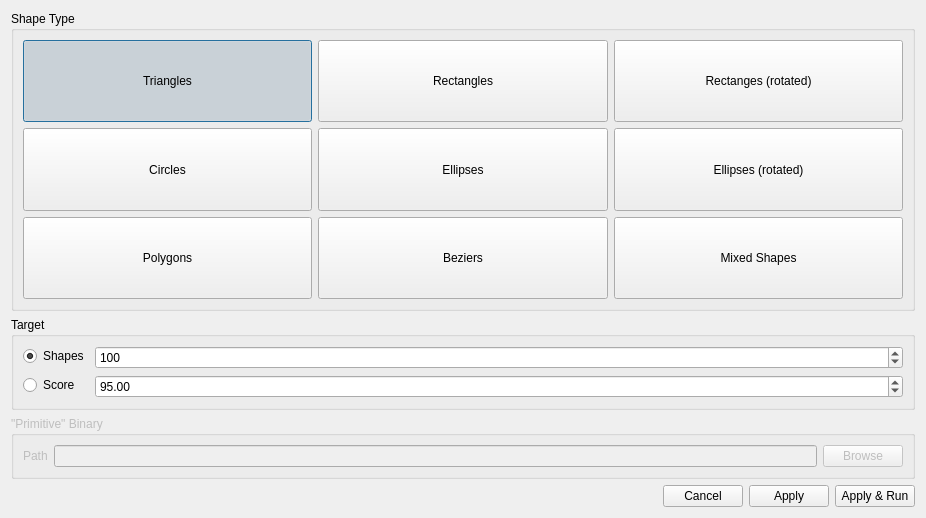
flopp/qubistic, file src/settingsdialog.ui: the form before one commit.
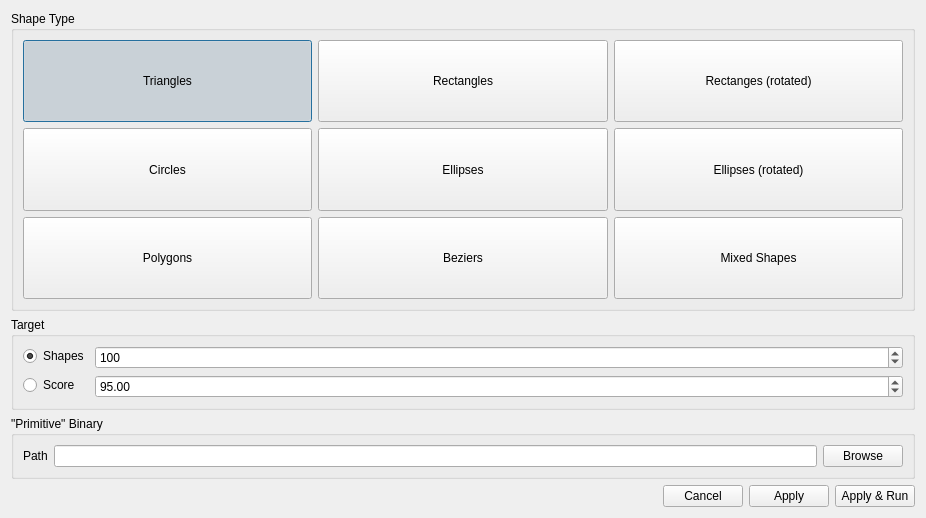
The form after the commit.

```diff
--- a/src/settingsdialog.ui
+++ b/src/settingsdialog.ui
@@ -275,35 +275,22 @@
    </item>
    <item>
     <widget class="QGroupBox" name="groupBox_3">
-     <property name="enabled">
-      <bool>false</bool>
-     </property>
      <property name="title">
       <string>&quot;Primitive&quot; Binary</string>
      </property>
      <layout class="QHBoxLayout" name="horizontalLayout_2">
       <item>
        <widget class="QLabel" name="label">
-        <property name="enabled">
-         <bool>false</bool>
-        </property>
         <property name="text">
          <string>Path</string>
         </property>
        </widget>
       </item>
       <item>
-       <widget class="QLineEdit" name="pathInput">
-        <property name="enabled">
-         <bool>false</bool>
-        </property>
-       </widget>
+       <widget class="QLineEdit" name="pathInput"/>
       </item>
       <item>
        <widget class="QPushButton" name="browseButton">
-        <property name="enabled">
-         <bool>false</bool>
-        </property>
         <property name="text">
          <string>Browse</string>
         </property>
```
